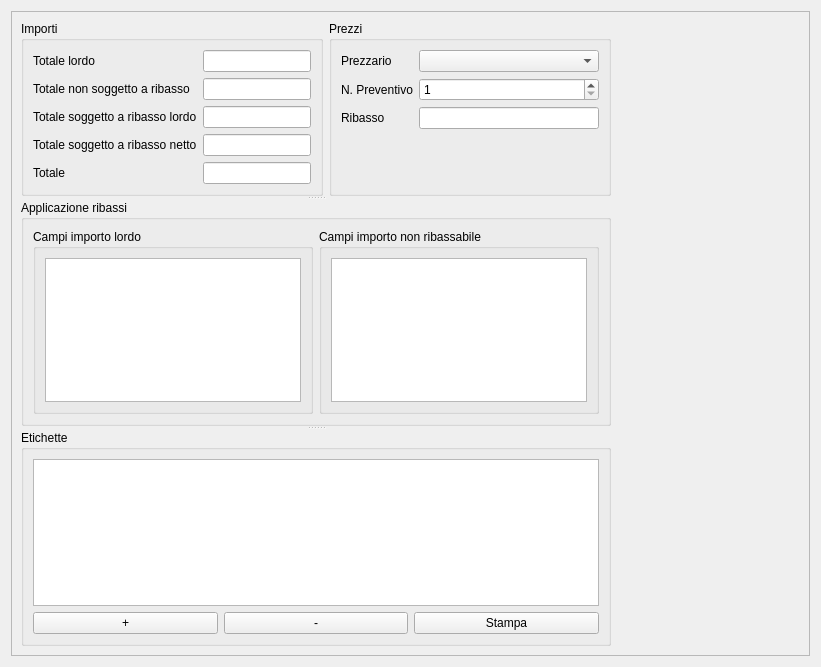
Before: the Qt Designer form qcostgui/accountingtambilldatagui.ui in mickele77/qcost, drawn with Qt 5.
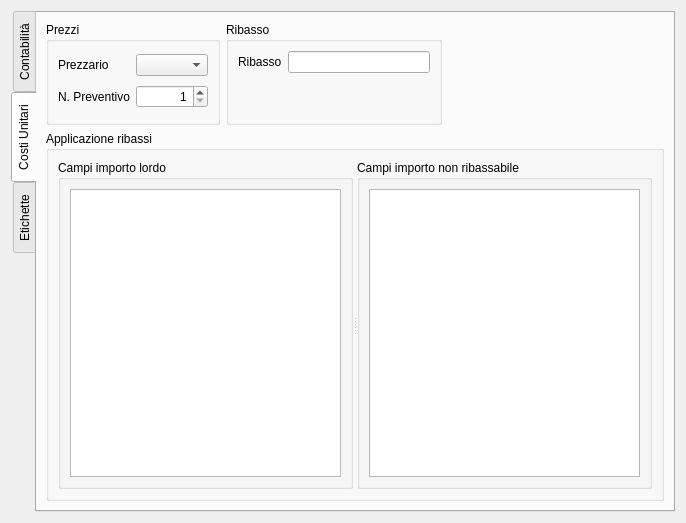
After: the same form once the commit is applied. The open tabs and pages were chosen to show the change.

Diff of the .ui file:
```diff
--- a/qcostgui/accountingtambilldatagui.ui
+++ b/qcostgui/accountingtambilldatagui.ui
@@ -6,8 +6,8 @@
    <rect>
     <x>0</x>
     <y>0</y>
-    <width>821</width>
-    <height>667</height>
+    <width>686</width>
+    <height>523</height>
    </rect>
   </property>
   <property name="windowTitle">
@@ -15,70 +15,32 @@
   </property>
   <layout class="QGridLayout" name="gridLayout">
    <item row="0" column="0">
-    <widget class="QScrollArea" name="scrollArea">
-     <property name="widgetResizable">
-      <bool>true</bool>
+    <widget class="QTabWidget" name="tabWidget">
+     <property name="tabPosition">
+      <enum>QTabWidget::West</enum>
      </property>
-     <widget class="QWidget" name="scrollAreaWidgetContents">
-      <property name="geometry">
-       <rect>
-        <x>0</x>
-        <y>0</y>
-        <width>805</width>
-        <height>651</height>
-       </rect>
-      </property>
-      <layout class="QGridLayout" name="gridLayout_7">
+     <property name="currentIndex">
+      <number>0</number>
+     </property>
+     <widget class="QWidget" name="accountingAmountsTab">
+      <attribute name="title">
+       <string>Contabilità</string>
+      </attribute>
+      <layout class="QGridLayout" name="gridLayout_8">
        <item row="0" column="0">
-        <widget class="QSplitter" name="splitter">
-         <property name="orientation">
-          <enum>Qt::Vertical</enum>
+        <widget class="QGroupBox" name="amountsGroupBox">
+         <property name="sizePolicy">
+          <sizepolicy hsizetype="Preferred" vsizetype="Preferred">
+           <horstretch>0</horstretch>
+           <verstretch>0</verstretch>
+          </sizepolicy>
          </property>
-         <widget class="QWidget" name="layoutWidget">
-          <layout class="QHBoxLayout" name="horizontalLayout_2">
-           <item>
-            <widget class="QGroupBox" name="groupBox_3">
              <property name="title">
               <string>Importi</string>
              </property>
              <layout class="QGridLayout" name="gridLayout_4">
-              <item row="0" column="0">
-               <widget class="QLabel" name="totalAmountToBeDiscountedLabel">
-                <property name="text">
-                 <string>Totale lordo</string>
-                </property>
-               </widget>
-              </item>
-              <item row="0" column="1">
-               <widget class="QLineEdit" name="totalAmountToBeDiscountedLineEdit">
-                <property name="readOnly">
-                 <bool>true</bool>
-                </property>
-               </widget>
-              </item>
-              <item row="1" column="0">
-               <widget class="QLabel" name="amountNotToBeDiscountedLabel">
-                <property name="text">
-                 <string>Totale non soggetto a ribasso</string>
-                </property>
-               </widget>
-              </item>
-              <item row="1" column="1">
-               <widget class="QLineEdit" name="amountNotToBeDiscountedLineEdit">
-                <property name="readOnly">
-                 <bool>true</bool>
-                </property>
-               </widget>
-              </item>
-              <item row="2" column="0">
-               <widget class="QLabel" name="amountToBeDiscountedLabel">
-                <property name="text">
-                 <string>Totale soggetto a ribasso lordo</string>
-                </property>
-               </widget>
-              </item>
-              <item row="2" column="1">
-               <widget class="QLineEdit" name="amountToBeDiscountedLineEdit">
+          <item row="3" column="1">
+           <widget class="QLineEdit" name="amountDiscountedLineEdit">
                 <property name="readOnly">
                  <bool>true</bool>
                 </property>
@@ -87,25 +49,60 @@
               <item row="3" column="0">
                <widget class="QLabel" name="amountDiscountedLabel">
                 <property name="text">
-                 <string>Totale soggetto a ribasso netto</string>
+             <string>Totale ribassabile netto</string>
                 </property>
                </widget>
               </item>
-              <item row="3" column="1">
-               <widget class="QLineEdit" name="amountDiscountedLineEdit">
+          <item row="0" column="1">
+           <widget class="QLineEdit" name="totalAmountToDiscountLineEdit">
                 <property name="readOnly">
                  <bool>true</bool>
                 </property>
                </widget>
               </item>
-              <item row="4" column="0">
+          <item row="2" column="0">
+           <widget class="QLabel" name="amountToDiscountLabel">
+            <property name="text">
+             <string>Totale ribassabile lordo</string>
+            </property>
+           </widget>
+          </item>
+          <item row="2" column="1">
+           <widget class="QLineEdit" name="amountToDiscountLineEdit">
+            <property name="readOnly">
+             <bool>true</bool>
+            </property>
+           </widget>
+          </item>
+          <item row="0" column="0">
+           <widget class="QLabel" name="totalAmountToDiscountLabel">
+            <property name="text">
+             <string>Totale lordo</string>
+            </property>
+           </widget>
+          </item>
+          <item row="1" column="0">
+           <widget class="QLabel" name="amountNotToDiscountLabel">
+            <property name="text">
+             <string>Totale non ribassabile</string>
+            </property>
+           </widget>
+          </item>
+          <item row="1" column="1">
+           <widget class="QLineEdit" name="amountNotToDiscountLineEdit">
+            <property name="readOnly">
+             <bool>true</bool>
+            </property>
+           </widget>
+          </item>
+          <item row="0" column="2">
                <widget class="QLabel" name="totalAmountLabel">
                 <property name="text">
                  <string>Totale</string>
                 </property>
                </widget>
               </item>
-              <item row="4" column="1">
+          <item row="0" column="3">
                <widget class="QLineEdit" name="totalAmountLineEdit">
                 <property name="readOnly">
                  <bool>true</bool>
@@ -115,15 +112,38 @@
              </layout>
             </widget>
            </item>
-           <item>
+       <item row="1" column="0">
+        <spacer name="verticalSpacer_2">
+         <property name="orientation">
+          <enum>Qt::Vertical</enum>
+         </property>
+         <property name="sizeHint" stdset="0">
+          <size>
+           <width>20</width>
+           <height>40</height>
+          </size>
+         </property>
+        </spacer>
+       </item>
+      </layout>
+     </widget>
+     <widget class="QWidget" name="pricesTab">
+      <attribute name="title">
+       <string>Costi Unitari</string>
+      </attribute>
+      <layout class="QGridLayout" name="gridLayout_13">
+       <item row="1" column="0" colspan="2">
             <widget class="QGroupBox" name="pricesGroupBox">
+         <property name="sizePolicy">
+          <sizepolicy hsizetype="Preferred" vsizetype="Preferred">
+           <horstretch>0</horstretch>
+           <verstretch>0</verstretch>
+          </sizepolicy>
+         </property>
              <property name="title">
               <string>Prezzi</string>
              </property>
              <layout class="QGridLayout" name="gridLayout_6">
-              <item row="2" column="1">
-               <widget class="QLineEdit" name="discountLineEdit"/>
-              </item>
               <item row="0" column="0">
                <widget class="QLabel" name="priceListComboBoxLabel">
                 <property name="text">
@@ -131,22 +151,18 @@
                 </property>
                </widget>
               </item>
-              <item row="0" column="1">
-               <widget class="QComboBox" name="priceListComboBox"/>
-              </item>
               <item row="1" column="1">
                <widget class="QSpinBox" name="currentPriceDataSetSpinBox">
+            <property name="alignment">
+             <set>Qt::AlignRight|Qt::AlignTrailing|Qt::AlignVCenter</set>
+            </property>
                 <property name="minimum">
                  <number>1</number>
                 </property>
                </widget>
               </item>
-              <item row="2" column="0">
-               <widget class="QLabel" name="discountLabel">
-                <property name="text">
-                 <string>Ribasso</string>
-                </property>
-               </widget>
+          <item row="0" column="1">
+           <widget class="QComboBox" name="priceListComboBox"/>
               </item>
               <item row="1" column="0">
                <widget class="QLabel" name="currentPriceDataSetSpinBoxLabel">
@@ -155,100 +171,147 @@
                 </property>
                </widget>
               </item>
-              <item row="3" column="1">
-               <spacer name="verticalSpacer_3">
-                <property name="orientation">
-                 <enum>Qt::Vertical</enum>
-                </property>
-                <property name="sizeHint" stdset="0">
-                 <size>
-                  <width>20</width>
-                  <height>40</height>
-                 </size>
-                </property>
-               </spacer>
-              </item>
              </layout>
             </widget>
            </item>
-          </layout>
-         </widget>
+       <item row="1" column="2">
          <widget class="QGroupBox" name="discountGroupBox">
+         <property name="sizePolicy">
+          <sizepolicy hsizetype="Preferred" vsizetype="Maximum">
+           <horstretch>0</horstretch>
+           <verstretch>0</verstretch>
+          </sizepolicy>
+         </property>
+         <property name="title">
+          <string>Ribasso</string>
+         </property>
+         <layout class="QGridLayout" name="gridLayout_10">
+          <item row="0" column="0">
+           <widget class="QLabel" name="discountLabel">
+            <property name="text">
+             <string>Ribasso</string>
+            </property>
+           </widget>
+          </item>
+          <item row="0" column="1">
+           <widget class="QLineEdit" name="discountLineEdit">
+            <property name="alignment">
+             <set>Qt::AlignRight|Qt::AlignTrailing|Qt::AlignVCenter</set>
+            </property>
+           </widget>
+          </item>
+          <item row="1" column="0" colspan="2">
+           <spacer name="verticalSpacer">
+            <property name="orientation">
+             <enum>Qt::Vertical</enum>
+            </property>
+            <property name="sizeHint" stdset="0">
+             <size>
+              <width>20</width>
+              <height>40</height>
+             </size>
+            </property>
+           </spacer>
+          </item>
+         </layout>
+        </widget>
+       </item>
+       <item row="2" column="0" colspan="4">
+        <widget class="QGroupBox" name="groupBox">
           <property name="title">
            <string>Applicazione ribassi</string>
           </property>
-          <layout class="QGridLayout" name="gridLayout_2">
-           <item row="0" column="3" rowspan="4">
+         <layout class="QGridLayout" name="gridLayout_12">
+          <item row="0" column="0">
+           <widget class="QSplitter" name="splitter_2">
+            <property name="orientation">
+             <enum>Qt::Horizontal</enum>
+            </property>
             <widget class="QGroupBox" name="totalPriceFieldGroupBox">
              <property name="title">
               <string>Campi importo lordo</string>
              </property>
              <layout class="QGridLayout" name="gridLayout_9">
               <item row="0" column="0">
-               <widget class="QTableView" name="totalPriceFieldTableView"/>
+               <widget class="QTableView" name="totalPriceFieldTableView">
+                <property name="alternatingRowColors">
+                 <bool>true</bool>
+                </property>
+               </widget>
               </item>
              </layout>
             </widget>
-           </item>
-           <item row="0" column="4" rowspan="4">
             <widget class="QGroupBox" name="noDiscountPriceFieldGroupBox">
              <property name="title">
               <string>Campi importo non ribassabile</string>
              </property>
              <layout class="QGridLayout" name="gridLayout_5">
               <item row="0" column="0">
-               <widget class="QTableView" name="noDiscountPriceFieldTableView"/>
+               <widget class="QTableView" name="noDiscountPriceFieldTableView">
+                <property name="alternatingRowColors">
+                 <bool>true</bool>
+                </property>
+               </widget>
               </item>
              </layout>
             </widget>
+           </widget>
            </item>
           </layout>
          </widget>
+       </item>
+       <item row="1" column="3">
+        <spacer name="horizontalSpacer">
+         <property name="orientation">
+          <enum>Qt::Horizontal</enum>
+         </property>
+         <property name="sizeHint" stdset="0">
+          <size>
+           <width>202</width>
+           <height>20</height>
+          </size>
+         </property>
+        </spacer>
+       </item>
+      </layout>
+     </widget>
+     <widget class="QWidget" name="attributesTab">
+      <attribute name="title">
+       <string>Etichette</string>
+      </attribute>
+      <layout class="QGridLayout" name="gridLayout_7">
+       <item row="0" column="0">
          <widget class="QGroupBox" name="attributesGroupBox">
           <property name="title">
            <string>Etichette</string>
           </property>
           <layout class="QGridLayout" name="gridLayout_3">
-           <item row="1" column="1">
-            <widget class="QPushButton" name="removeAttributePushButton">
-             <property name="text">
-              <string>-</string>
-             </property>
-            </widget>
-           </item>
-           <item row="1" column="0">
+          <item row="1" column="0" colspan="3">
+           <widget class="QTableView" name="attributesTableView"/>
+          </item>
+          <item row="0" column="0">
             <widget class="QPushButton" name="addAttributePushButton">
              <property name="text">
               <string>+</string>
              </property>
             </widget>
            </item>
-           <item row="1" column="2">
+          <item row="0" column="1">
+           <widget class="QPushButton" name="removeAttributePushButton">
+            <property name="text">
+             <string>-</string>
+            </property>
+           </widget>
+          </item>
+          <item row="0" column="2">
             <widget class="QPushButton" name="printAttributePushButton">
              <property name="text">
               <string>Stampa</string>
              </property>
             </widget>
            </item>
-           <item row="0" column="0" colspan="3">
-            <widget class="QTableView" name="attributesTableView"/>
-           </item>
-          </layout>
-         </widget>
-        </widget>
-       </item>
-       <item row="0" column="1">
-        <spacer name="horizontalSpacer">
-         <property name="orientation">
-          <enum>Qt::Horizontal</enum>
-         </property>
-         <property name="sizeHint" stdset="0">
-          <size>
-           <width>40</width>
-           <height>20</height>
-          </size>
-         </property>
-        </spacer>
+         </layout>
+        </widget>
        </item>
       </layout>
      </widget>
```
Lines whose indentation alone changed are shown as unchanged.
